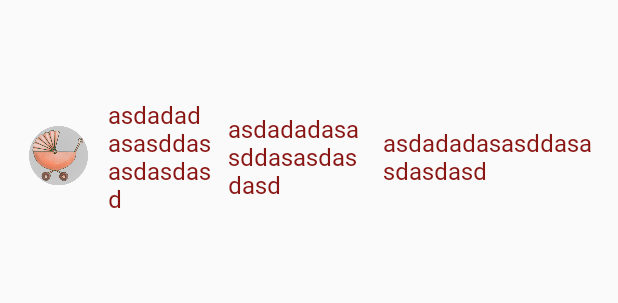
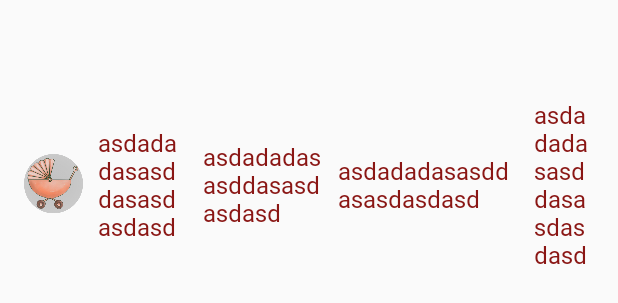
Before and after one commit to PedroGrilo/Maclaren-APP, an Android app: the layout list_historic.xml on its own in the app's theme, with its tools: preview values and no code run, on a phone screen of 412 x 824 dp. Shown: the top 303 px of the screen. Run offline under Robolectric (Android 15) with nearby library versions, the phone set to English and light mode, and no system bars.

Commit message:
COST ADD IN HISTORIC

```diff
--- a/app-build/app/src/main/java/com/gabrielmiguelpedro/maclarenapp/DBHelperClient.java
+++ b/app-build/app/src/main/java/com/gabrielmiguelpedro/maclarenapp/DBHelperClient.java
@@ -38,7 +38,7 @@ public interface DBHelperClient {
 
     Historic getHistoricById(int id);
 
-    ArrayList<Historic> getHistoricByUserId(int id);
+    ArrayList<Transactions> getHistoricByUserId(int id);
 
     int getLastIdFromTableHistoric();
 
--- a/app-build/app/src/main/java/com/gabrielmiguelpedro/maclarenapp/ui/history/HistoryFragment.java
+++ b/app-build/app/src/main/java/com/gabrielmiguelpedro/maclarenapp/ui/history/HistoryFragment.java
@@ -19,6 +19,7 @@ import androidx.recyclerview.widget.RecyclerView;
 import com.gabrielmiguelpedro.maclarenapp.Historic;
 import com.gabrielmiguelpedro.maclarenapp.MainActivity;
 import com.gabrielmiguelpedro.maclarenapp.R;
+import com.gabrielmiguelpedro.maclarenapp.Transactions;
 
 import java.util.ArrayList;
 import java.util.Date;
@@ -41,7 +42,7 @@ public class HistoryFragment extends Fragment {
         historyViewModel = ViewModelProviders.of(this).get(HistoryViewModel.class);
         View root = inflater.inflate(R.layout.fragment_history, container, false);
 
-         List<Historic> historicList = callback.getDb().getHistoricByUserId(callback.getUser().getUserID());
+         List<Transactions> historicList = callback.getDb().getHistoricByUserId(callback.getUser().getUserID());
 
         recyclerView= root.findViewById(R.id.historico);
 
--- a/app-build/app/src/main/res/layout/list_historic.xml
+++ b/app-build/app/src/main/res/layout/list_historic.xml
@@ -45,4 +45,14 @@
         android:text="asdadadasasddasasdasdasd"
         android:textColor="@color/colorPrimaryDark"
         android:textSize="16sp" />
+
+    <TextView
+        android:id="@+id/textoCost"
+        android:layout_width="0dp"
+        android:layout_height="wrap_content"
+        android:layout_marginStart="10dp"
+        android:layout_weight="1"
+        android:text="asdadadasasddasasdasdasd"
+        android:textColor="@color/colorPrimaryDark"
+        android:textSize="16sp" />
 </LinearLayout>
```
Also changed, not shown: app-build/app/src/main/java/com/gabrielmiguelpedro/maclarenapp/DbHelper.java (+9 -6 lines), app-build/app/src/main/java/com/gabrielmiguelpedro/maclarenapp/ui/history/ListaItemAdapter.java (+11 -7 lines), app-build/app/src/main/res/drawable/money.png (added).
